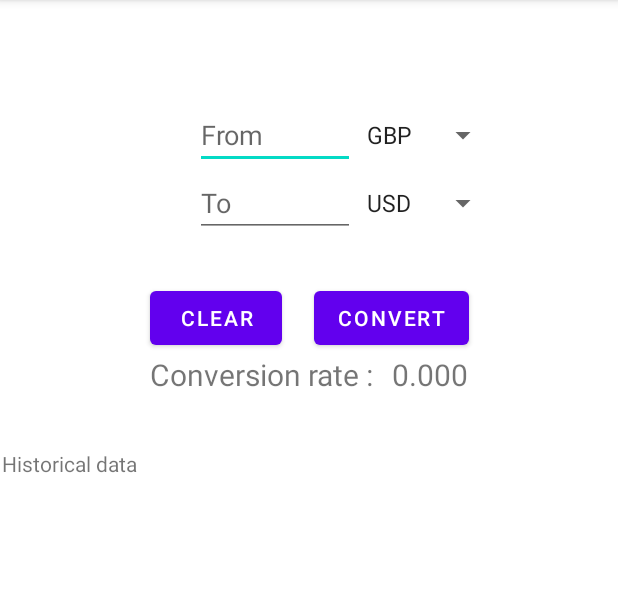
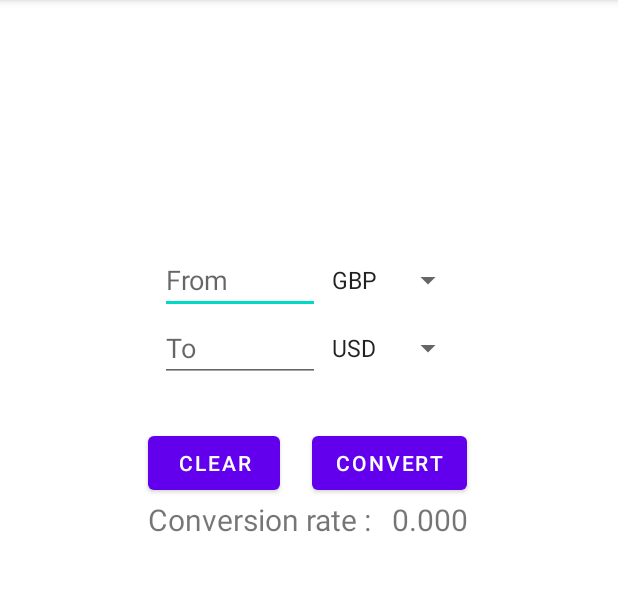
Before and after one commit to Devrock2847/CurrencyConverter, an Android app: the screen it shows after launch (MainActivity), on a phone screen of 412 x 824 dp, the part 84-675 px from its top. Run offline under Robolectric (Android 15) with nearby library versions, the phone set to English and light mode, and no system bars.

Commit message:
Final commit
Tidying up before submission

```diff
--- a/app/src/main/java/ucm/co5225/j96000/MainActivity.kt
+++ b/app/src/main/java/ucm/co5225/j96000/MainActivity.kt
@@ -2,8 +2,6 @@ package ucm.co5225.j96000
 
 import androidx.appcompat.app.AppCompatActivity
 import android.os.Bundle
-import android.text.Editable
-import android.text.TextWatcher
 import android.util.Log
 import android.view.View
 import android.widget.*
@@ -13,10 +11,7 @@ import kotlinx.coroutines.launch
 import kotlinx.coroutines.withContext
 import ucm.co5225.j96000.databinding.ActivityMainBinding
 import org.json.JSONObject
-import java.io.IOException
-import java.net.HttpURLConnection
 import java.net.URL
-import java.util.*
 
 class MainActivity : AppCompatActivity() {
     private var baseCurrencyOne = "GBP"
@@ -30,7 +25,7 @@ class MainActivity : AppCompatActivity() {
         binding = ActivityMainBinding.inflate(layoutInflater)
         val view = binding.root
         setContentView(view)
-        spinnerSetup()
+        buildSpinner()
     }
     fun getApiResult(view: View) {
         val thread = Thread {
@@ -46,6 +41,7 @@ class MainActivity : AppCompatActivity() {
                 } else {
                     GlobalScope.launch(Dispatchers.IO) {
                         try {
+                            //attempts to read from the api
                             val apiResult = URL(API).readText()
                             val jsonObject = JSONObject(apiResult)
 
@@ -54,9 +50,10 @@ class MainActivity : AppCompatActivity() {
                             if (conversionRate != null) {
                                 binding.textView2.text = conversionRate.toString()
                             }
-                            Log.d("Main", "$conversionRate")
-                            Log.d("Main", apiResult)
-
+                            //Log.d("Main", "$conversionRate")
+                            //Log.d("Main", apiResult)
+                            //this Coroutine takes the data from the input boss and multiplies it
+                            //by the conversion rate and displays inside the output box
                             withContext(Dispatchers.Main) {
                                 val text = ((binding.editTextConversionFrom.text.toString()
                                     .toFloat()) * conversionRate).toString()
@@ -64,6 +61,7 @@ class MainActivity : AppCompatActivity() {
                                     binding.editTextConversionTo?.setText(text)
                                 }
                             }
+                            //errors if there is an issue with the api connection
                         } catch (e: Exception) {
                             Log.e("Main", "$e")
                         }
@@ -74,13 +72,14 @@ class MainActivity : AppCompatActivity() {
         thread.start()
     }
     fun clearTextView(view: View) {
+        //functionality for the clear button
         binding.editTextConversionTo.setText("")
         binding.editTextConversionFrom.setText("")
     }
-    private fun spinnerSetup() {
+    private fun buildSpinner() {
         val spinnerFrom: Spinner = findViewById(R.id.spinnerConversionFrom)
         val spinnerTo: Spinner = findViewById(R.id.spinnerConversionTo)
-
+        //creates spinners and populates them with arrays stored in strings.xml page
         ArrayAdapter.createFromResource(this, R.array.CurrenciesOne, android.R.layout.simple_spinner_item).also { adapter ->
             adapter.setDropDownViewResource(android.R.layout.simple_spinner_dropdown_item)
             spinnerFrom.adapter = adapter
@@ -89,6 +88,7 @@ class MainActivity : AppCompatActivity() {
             adapter.setDropDownViewResource(android.R.layout.simple_spinner_dropdown_item)
             spinnerTo.adapter = adapter
         }
+        //when selected assigns the baseCurrency variables with the value selected
         spinnerFrom.onItemSelectedListener = (object : AdapterView.OnItemSelectedListener {
             override fun onNothingSelected(parent: AdapterView<*>?) {
                 TODO("Not yet implemented")
--- a/app/src/main/res/layout/activity_main.xml
+++ b/app/src/main/res/layout/activity_main.xml
@@ -13,10 +13,10 @@
         android:layout_width="wrap_content"
         android:layout_height="wrap_content"
         android:layout_centerInParent="true"
-        android:layout_marginTop="37dp"
+        android:layout_marginTop="134dp"
         app:cardCornerRadius="10dp"
-        app:layout_constraintBottom_toTopOf="@+id/clearButton"
-        app:layout_constraintStart_toStartOf="@+id/clearButton"
+        app:layout_constraintEnd_toStartOf="@+id/convertButton"
+        app:layout_constraintStart_toStartOf="@+id/convertButton"
         app:layout_constraintTop_toTopOf="parent">
 
         <LinearLayout
@@ -76,53 +76,11 @@
 
     </androidx.cardview.widget.CardView>
 
-    <TextView
-        android:id="@+id/textView2"
-        android:layout_width="wrap_content"
-        android:layout_height="wrap_content"
-        android:text="0.000"
-        android:textSize="20dp"
-        app:layout_constraintEnd_toEndOf="parent"
-        app:layout_constraintStart_toEndOf="@+id/textView3"
-        app:layout_constraintTop_toBottomOf="@+id/convertButton" />
-
-
-    <TextView
-        android:id="@+id/textView3"
-        android:layout_width="wrap_content"
-        android:layout_height="wrap_content"
-        android:layout_marginEnd="12dp"
-        android:layout_marginBottom="36dp"
-        android:text="Conversion rate :"
-        android:textSize="20dp"
-        app:layout_constraintBottom_toTopOf="@+id/textView5"
-        app:layout_constraintEnd_toStartOf="@+id/textView2"
-        app:layout_constraintHorizontal_chainStyle="packed"
-        app:layout_constraintStart_toStartOf="parent"
-        app:layout_constraintTop_toBottomOf="@+id/clearButton" />
-
-    <TextView
-        android:id="@+id/textView5"
-        android:layout_width="wrap_content"
-        android:layout_height="wrap_content"
-        android:text="Historical data"
-        app:layout_constraintBottom_toTopOf="@+id/recylerView1"
-        app:layout_constraintStart_toStartOf="@+id/recylerView1"
-        app:layout_constraintTop_toBottomOf="@+id/textView3" />
-
-    <androidx.recyclerview.widget.RecyclerView
-        android:id="@+id/recylerView1"
-        android:layout_width="175dp"
-        android:layout_height="0dp"
-        android:layout_marginStart="1dp"
-        app:layout_constraintBottom_toBottomOf="parent"
-        app:layout_constraintStart_toStartOf="parent"
-        app:layout_constraintTop_toBottomOf="@+id/textView5" />
-
     <Button
         android:id="@+id/convertButton"
         android:layout_width="wrap_content"
         android:layout_height="wrap_content"
+        android:layout_marginEnd="2dp"
         android:onClick="getApiResult"
         android:text="Convert"
         app:layout_constraintEnd_toEndOf="parent"
@@ -136,11 +94,33 @@
         android:layout_marginEnd="21dp"
         android:onClick="clearTextView"
         android:text="Clear"
-        app:layout_constraintBottom_toTopOf="@+id/textView3"
         app:layout_constraintEnd_toStartOf="@+id/convertButton"
         app:layout_constraintHorizontal_chainStyle="packed"
         app:layout_constraintStart_toStartOf="parent"
         app:layout_constraintTop_toBottomOf="@+id/cardView" />
 
+    <TextView
+        android:id="@+id/textView3"
+        android:layout_width="wrap_content"
+        android:layout_height="wrap_content"
+        android:layout_marginEnd="13dp"
+        android:text="Conversion rate :"
+        android:textSize="20dp"
+        app:layout_constraintEnd_toStartOf="@+id/textView2"
+        app:layout_constraintHorizontal_chainStyle="packed"
+        app:layout_constraintStart_toStartOf="parent"
+        app:layout_constraintTop_toBottomOf="@+id/clearButton" />
+
+    <TextView
+        android:id="@+id/textView2"
+        android:layout_width="wrap_content"
+        android:layout_height="wrap_content"
+        android:layout_marginEnd="1dp"
+        android:text="0.000"
+        android:textSize="20dp"
+        app:layout_constraintEnd_toEndOf="parent"
+        app:layout_constraintStart_toEndOf="@+id/textView3"
+        app:layout_constraintTop_toBottomOf="@+id/convertButton" />
+
 
 </androidx.constraintlayout.widget.ConstraintLayout>
--- a/app/src/main/res/values/strings.xml
+++ b/app/src/main/res/values/strings.xml
@@ -13,4 +13,10 @@
         <item>EUR</item>
         <item>AUD</item>
     </string-array>
+    <string-array name="definitions">
+        <item>GBP - Great British Pound</item>
+        <item>USD - United States Dollar</item>
+        <item>EUR - Euro</item>
+        <item>AUD - Australian Dollar</item>
+    </string-array>
 </resources>
```
